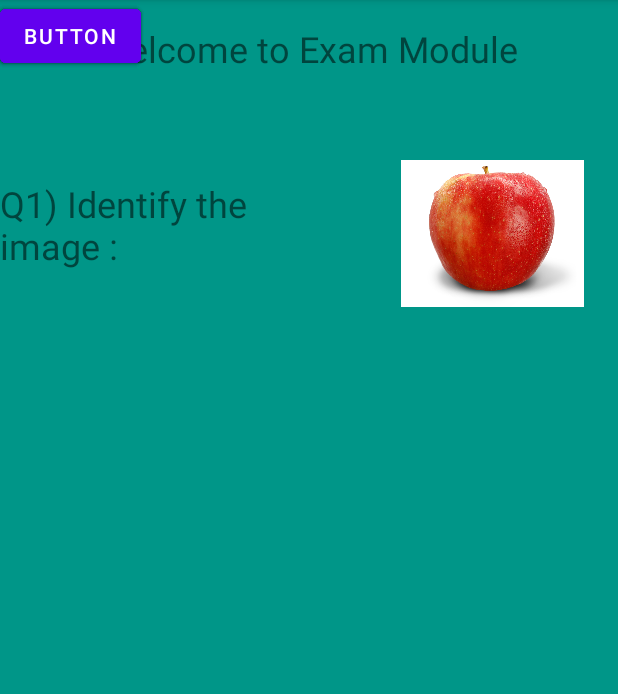
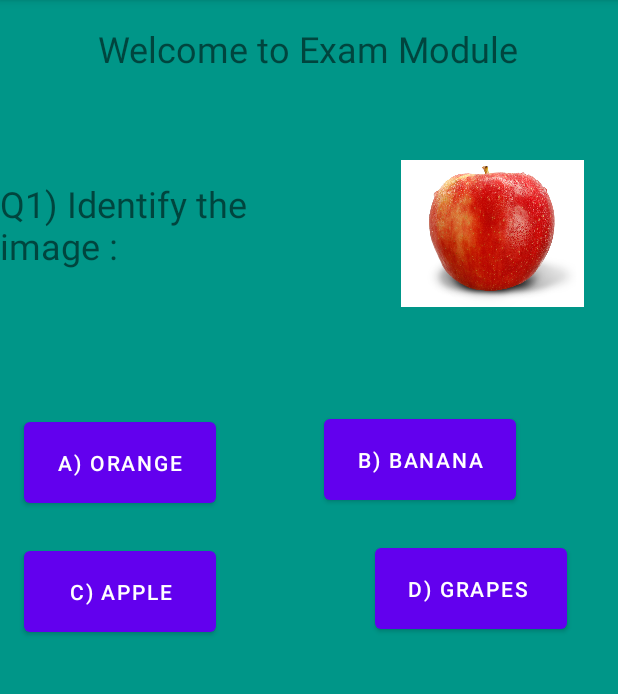
Before and after one commit to daniyal019/BSEF19A019_MC_ASSIGNMENT, an Android app: the ExamModule screen opened directly, with no data from a screen before it, on a phone screen of 412 x 824 dp, the part 84-778 px from its top. Run offline under Robolectric (Android 15) with nearby library versions, the phone set to English and light mode, and no system bars.

Commit message:
11th commit

```diff
--- a/app/src/main/java/com/example/bsef19a019_assignment/ExamModule.java
+++ b/app/src/main/java/com/example/bsef19a019_assignment/ExamModule.java
@@ -2,13 +2,64 @@ package com.example.bsef19a019_assignment;
 
 import androidx.appcompat.app.AppCompatActivity;
 
+import android.graphics.Color;
 import android.os.Bundle;
+import android.view.View;
+import android.widget.Button;
+import android.widget.EditText;
+import android.widget.TextView;
+import android.widget.ImageView;
 
 public class ExamModule extends AppCompatActivity {
-
+Button btn5,btn6,btn7,btn8;
+TextView txt;
     @Override
     protected void onCreate(Bundle savedInstanceState) {
         super.onCreate(savedInstanceState);
         setContentView(R.layout.activity_exam_module);
+
+        btn5=(Button)findViewById(R.id.btn5);
+        btn6=(Button)findViewById(R.id.btn6);
+        btn7=(Button)findViewById(R.id.btn7);
+        btn8=(Button)findViewById(R.id.btn8);
+        txt=(TextView) findViewById(R.id.txt);
+
+        btn5.setOnClickListener(new View.OnClickListener() {
+            @Override
+            public void onClick(View view) {
+                btn5.setBackgroundColor(Color.RED);
+                txt.setTextColor(Color.RED);
+                txt.setText("Wrong Choice!!!!");
+
+            }
+        });
+
+        btn6.setOnClickListener(new View.OnClickListener() {
+            @Override
+            public void onClick(View view) {
+                btn6.setBackgroundColor(Color.RED);
+                txt.setTextColor(Color.RED);
+                txt.setText("Wrong Choice!!!!");
+            }
+        });
+        btn7.setOnClickListener(new View.OnClickListener() {
+            @Override
+            public void onClick(View view) {
+                btn7.setBackgroundColor(Color.GREEN);
+                txt.setTextColor(Color.GREEN);
+                txt.setText("Correct Answer!!!");
+            }
+        });
+
+        btn8.setOnClickListener(new View.OnClickListener() {
+            @Override
+            public void onClick(View view) {
+                btn8.setBackgroundColor(Color.RED);
+                txt.setTextColor(Color.RED);
+                txt.setText("Wrong Choice!!!!");
+            }
+        });
+
+
     }
 }
--- a/app/src/main/res/layout/activity_exam_module.xml
+++ b/app/src/main/res/layout/activity_exam_module.xml
@@ -41,34 +41,57 @@
         app:srcCompat="@drawable/appl" />
 
     <Button
-        android:id="@+id/button"
-        android:layout_width="wrap_content"
-        android:layout_height="wrap_content"
-        android:text="Button"
-        tools:layout_editor_absoluteX="16dp"
-        tools:layout_editor_absoluteY="264dp" />
+        android:id="@+id/btn5"
+        android:layout_width="128sp"
+        android:layout_height="66sp"
+        android:layout_marginStart="16dp"
+        android:layout_marginTop="156dp"
+        android:text="a) Orange"
+        app:layout_constraintStart_toStartOf="parent"
+        app:layout_constraintTop_toTopOf="@+id/textView5" />
 
     <Button
-        android:id="@+id/button2"
-        android:layout_width="wrap_content"
-        android:layout_height="wrap_content"
-        android:text="Button"
-        tools:layout_editor_absoluteX="147dp"
-        tools:layout_editor_absoluteY="264dp" />
+        android:id="@+id/btn6"
+        android:layout_width="128sp"
+        android:layout_height="66sp"
+        android:layout_marginStart="36dp"
+        android:layout_marginTop="84dp"
+        android:text="b) Banana"
+        app:layout_constraintEnd_toEndOf="parent"
+        app:layout_constraintHorizontal_bias="0.349"
+        app:layout_constraintStart_toEndOf="@+id/btn5"
+        app:layout_constraintTop_toBottomOf="@+id/textView5" />
 
     <Button
-        android:id="@+id/button4"
-        android:layout_width="wrap_content"
-        android:layout_height="wrap_content"
-        android:text="Button"
-        tools:layout_editor_absoluteX="16dp"
-        tools:layout_editor_absoluteY="353dp" />
+        android:id="@+id/btn7"
+        android:layout_width="128sp"
+        android:layout_height="66sp"
+        android:layout_marginStart="16dp"
+        android:layout_marginTop="20dp"
+        android:text="c) APPLE"
+        app:layout_constraintStart_toStartOf="parent"
+        app:layout_constraintTop_toBottomOf="@+id/btn5" />
 
     <Button
-        android:id="@+id/button5"
-        android:layout_width="wrap_content"
-        android:layout_height="wrap_content"
-        android:text="Button"
-        tools:layout_editor_absoluteX="147dp"
-        tools:layout_editor_absoluteY="353dp" />
+        android:id="@+id/btn8"
+        android:layout_width="128sp"
+        android:layout_height="66sp"
+        android:layout_marginTop="20dp"
+        android:text="d) Grapes "
+        app:layout_constraintEnd_toEndOf="parent"
+        app:layout_constraintHorizontal_bias="0.755"
+        app:layout_constraintStart_toEndOf="@+id/btn7"
+        app:layout_constraintTop_toBottomOf="@+id/btn6" />
+
+    <TextView
+        android:id="@+id/txt"
+        android:layout_width="132dp"
+        android:layout_height="62dp"
+        android:layout_marginTop="36dp"
+        android:gravity="center"
+        android:textSize="20sp"
+        app:layout_constraintEnd_toEndOf="parent"
+        app:layout_constraintHorizontal_bias="0.483"
+        app:layout_constraintStart_toStartOf="parent"
+        app:layout_constraintTop_toBottomOf="@+id/btn8" />
 </androidx.constraintlayout.widget.ConstraintLayout>
```
